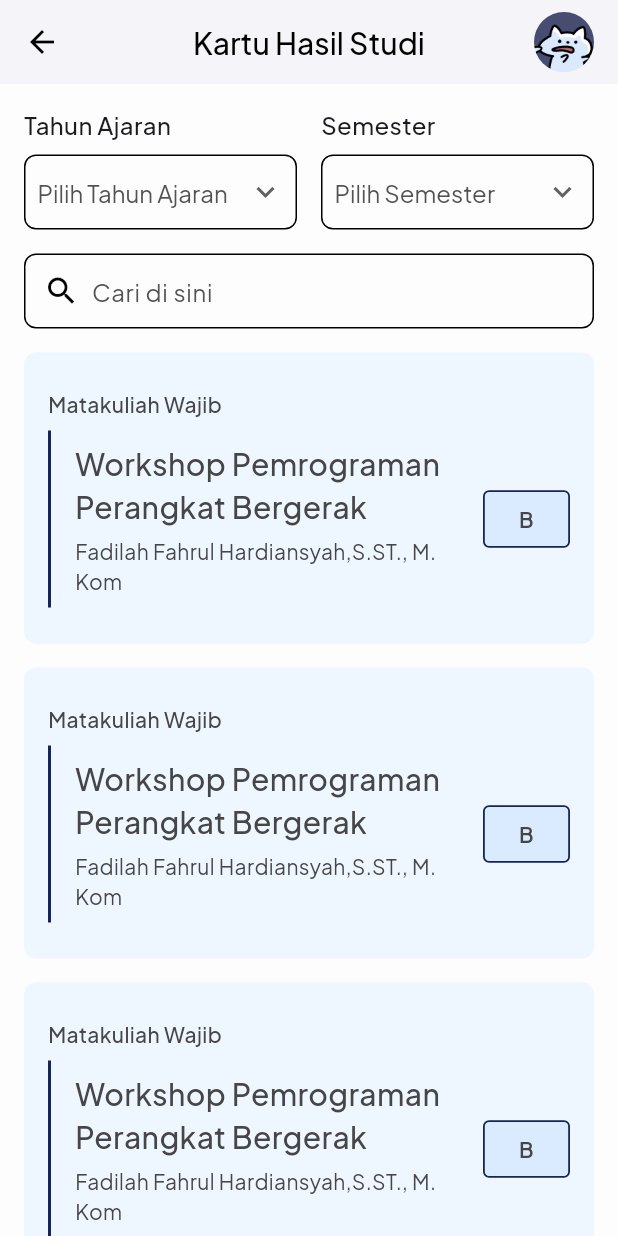
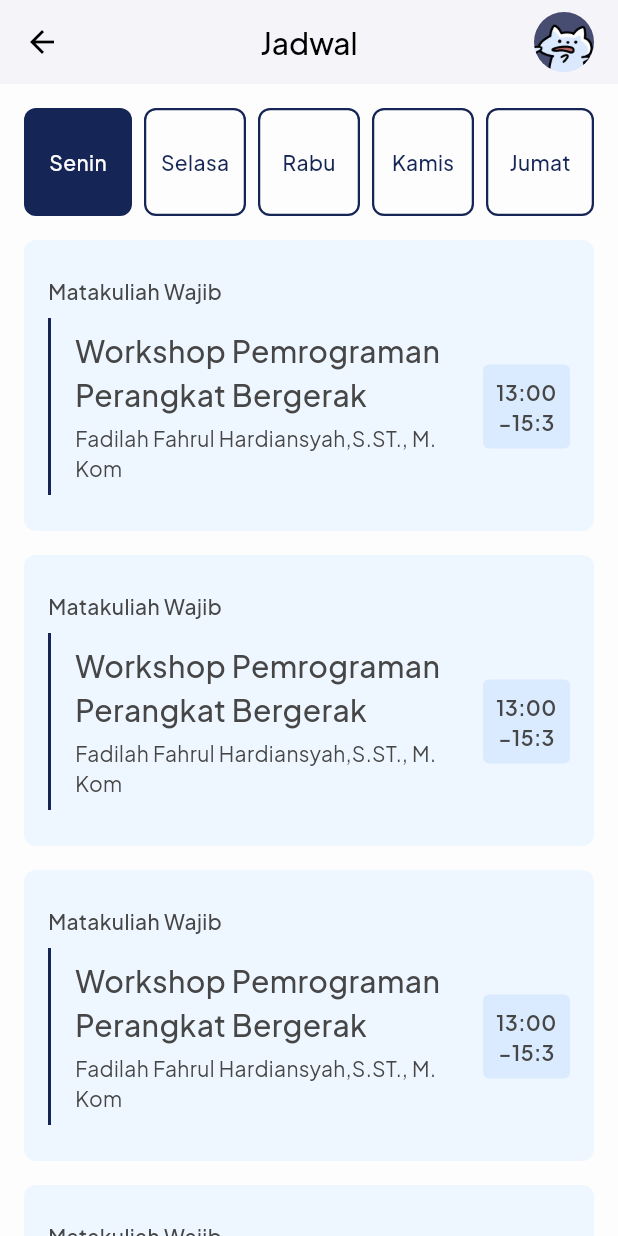
Before and after one commit to TriviumAkademika/siakad_trivium_mobile, a Flutter app: the screen it shows after launch, on a phone screen of 412 x 824 dp. Run offline on Flutter 3.47's test engine with Material 3 defaults, Android fonts, the phone set to English and light mode, and no system bars; our stand-ins replace google_fonts.

Commit message:
update: flexibility matkul card

```diff
--- a/lib/main.dart
+++ b/lib/main.dart
@@ -17,7 +17,7 @@ class MainApp extends StatelessWidget {
   Widget build(BuildContext context) {
     return const MaterialApp(
       debugShowCheckedModeBanner: false,
-      home: Nilai(), // Ganti HomePage jadi FrsScreen
+      home: Jadwal(), // Ganti HomePage jadi FrsScreen
     );
   }
 }
--- a/lib/views/jadwal/jadwal.dart
+++ b/lib/views/jadwal/jadwal.dart
@@ -48,7 +48,28 @@ class _JadwalState extends State<Jadwal> {
                 jenisMatkul: 'Matakuliah Wajib',
                 namaMatkul: 'Workshop Pemrograman Perangkat Bergerak',
                 dosen1: 'Fadilah Fahrul Hardiansyah,S.ST., M. Kom ',
-                nilai: '13:00-15:30',
+                label: '13:00-15:30',
+              ),
+              const SizedBox(height: 16),
+              MatkulCard(
+                jenisMatkul: 'Matakuliah Wajib',
+                namaMatkul: 'Workshop Pemrograman Perangkat Bergerak',
+                dosen1: 'Fadilah Fahrul Hardiansyah,S.ST., M. Kom ',
+                label: '13:00-15:30',
+              ),
+              const SizedBox(height: 16),
+              MatkulCard(
+                jenisMatkul: 'Matakuliah Wajib',
+                namaMatkul: 'Workshop Pemrograman Perangkat Bergerak',
+                dosen1: 'Fadilah Fahrul Hardiansyah,S.ST., M. Kom ',
+                label: '13:00-15:30',
+              ),
+              const SizedBox(height: 16),
+              MatkulCard(
+                jenisMatkul: 'Matakuliah Wajib',
+                namaMatkul: 'Workshop Pemrograman Perangkat Bergerak',
+                dosen1: 'Fadilah Fahrul Hardiansyah,S.ST., M. Kom ',
+                label: '13:00-15:30',
               ),
             ],
           ),
--- a/lib/views/nilai/nilai.dart
+++ b/lib/views/nilai/nilai.dart
@@ -59,28 +59,28 @@ class _NilaiState extends State<Nilai> {
                 jenisMatkul: 'Matakuliah Wajib',
                 namaMatkul: 'Workshop Pemrograman Perangkat Bergerak',
                 dosen1: 'Fadilah Fahrul Hardiansyah,S.ST., M. Kom ',
-                nilai: 'B',
+                label: 'B',
               ),
               const SizedBox(height: 16),
               MatkulCard(
                 jenisMatkul: 'Matakuliah Wajib',
                 namaMatkul: 'Workshop Pemrograman Perangkat Bergerak',
                 dosen1: 'Fadilah Fahrul Hardiansyah,S.ST., M. Kom ',
-                nilai: 'B',
+                label: 'AB',
               ),
               const SizedBox(height: 16),
               MatkulCard(
                 jenisMatkul: 'Matakuliah Wajib',
                 namaMatkul: 'Workshop Pemrograman Perangkat Bergerak',
                 dosen1: 'Fadilah Fahrul Hardiansyah,S.ST., M. Kom ',
-                nilai: 'B',
+                label: 'B',
               ),
               const SizedBox(height: 16),
               MatkulCard(
                 jenisMatkul: 'Matakuliah Wajib',
                 namaMatkul: 'Workshop Pemrograman Perangkat Bergerak',
                 dosen1: 'Fadilah Fahrul Hardiansyah,S.ST., M. Kom ',
-                nilai: 'B',
+                label: 'B',
               ),
             ],
           ),
--- a/lib/views/widgets/hari_card.dart
+++ b/lib/views/widgets/hari_card.dart
@@ -35,7 +35,7 @@ class HariCard extends StatelessWidget {
               child: Text(
                 hari[index],
                 style: GoogleFonts.plusJakartaSans(
-                  fontSize: 16,
+                  fontSize: 14,
                   fontWeight: FontWeight.w500,
                   color: isSelected ? putih : brand950,
                 ),
--- a/lib/views/widgets/matkul_card.dart
+++ b/lib/views/widgets/matkul_card.dart
@@ -7,7 +7,7 @@ class MatkulCard extends StatelessWidget {
   final String namaMatkul;
   final String dosen1;
   final String? dosen2;
-  final String nilai;
+  final String label;
 
   const MatkulCard({
     Key? key,
@@ -15,7 +15,7 @@ class MatkulCard extends StatelessWidget {
     required this.namaMatkul,
     required this.dosen1,
     this.dosen2,
-    required this.nilai,
+    required this.label,
   }) : super(key: key);
 
   @override
@@ -41,6 +41,7 @@ class MatkulCard extends StatelessWidget {
           Row(
             crossAxisAlignment: CrossAxisAlignment.center,
             children: [
+              // Expanded Matkul + Dosen
               Expanded(
                 flex: 5,
                 child: Container(
@@ -88,29 +89,38 @@ class MatkulCard extends StatelessWidget {
                   ),
                 ),
               ),
-              // Nilai atau jam matkul
+
+              // Expanded label berupa nilai atau jam
               Expanded(
-                flex: 1,
+                flex: label.length <= 2 ? 1 : 1,
                 child: Container(
                   alignment: Alignment.center,
-                  padding: const EdgeInsets.symmetric(horizontal: 10, vertical: 8),
+                  padding:
+                      label.length <= 2
+                          ? const EdgeInsets.symmetric(
+                            horizontal: 10,
+                            vertical: 8,
+                          )
+                          : const EdgeInsets.symmetric(
+                            horizontal: 6,
+                            vertical: 8,
+                          ),
                   decoration: BoxDecoration(
-                    color: nilai.length <= 2 ? brand100 : brand100,
-                    border: Border.all(color: brand950, width: 1.2),
+                    color: brand100,
                     borderRadius: BorderRadius.circular(4),
                   ),
                   child: Text(
-                    nilai,
+                    label,
                     textAlign: TextAlign.center,
                     style: GoogleFonts.plusJakartaSans(
-                      fontSize: nilai.length <= 2 ? 14 : 12,
+                      fontSize: 14,
                       fontWeight: FontWeight.w600,
                       color: hitam,
                     ),
+                    maxLines: 2,
                   ),
                 ),
               ),
-
             ],
           ),
         ],
```
